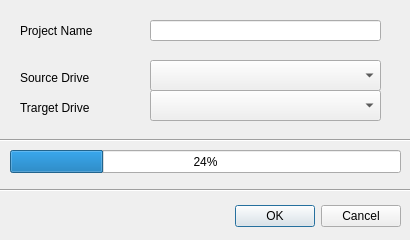
Old version of the form UI/dump_media_device.ui in the repository bhaveshnigam/CameraDump.
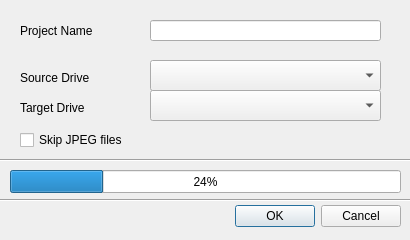
New version of the form.

What changed in the file:
```diff
--- a/UI/dump_media_device.ui
+++ b/UI/dump_media_device.ui
@@ -69,7 +69,7 @@
    <property name="geometry">
     <rect>
      <x>0</x>
-     <y>180</y>
+     <y>190</y>
      <width>411</width>
      <height>20</height>
     </rect>
@@ -82,7 +82,7 @@
    <property name="geometry">
     <rect>
      <x>0</x>
-     <y>130</y>
+     <y>150</y>
      <width>411</width>
      <height>21</height>
     </rect>
@@ -95,7 +95,7 @@
    <property name="geometry">
     <rect>
      <x>10</x>
-     <y>150</y>
+     <y>170</y>
      <width>391</width>
      <height>23</height>
     </rect>
@@ -127,7 +127,7 @@
     </rect>
    </property>
    <property name="text">
-    <string>Trarget Drive</string>
+    <string>Target Drive</string>
    </property>
   </widget>
   <widget class="QComboBox" name="comboBox_2">
@@ -143,6 +143,19 @@
     <string/>
    </property>
   </widget>
+  <widget class="QCheckBox" name="checkBox">
+   <property name="geometry">
+    <rect>
+     <x>20</x>
+     <y>130</y>
+     <width>131</width>
+     <height>20</height>
+    </rect>
+   </property>
+   <property name="text">
+    <string>Skip JPEG files</string>
+   </property>
+  </widget>
  </widget>
  <resources/>
  <connections>
```
